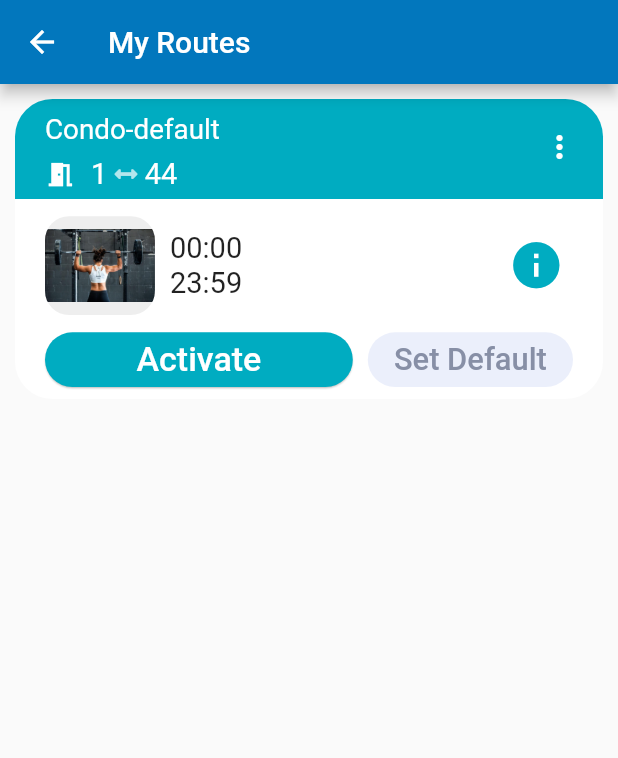
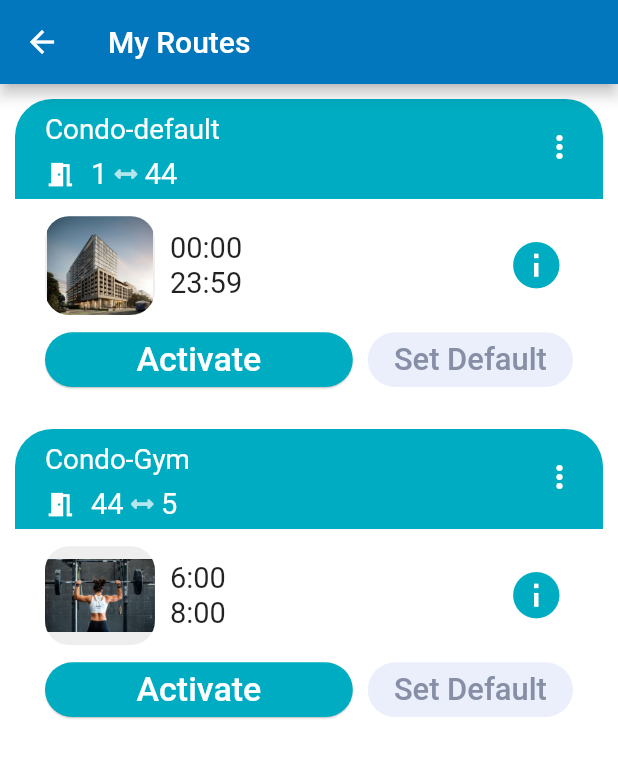
Before and after one commit to meifish/hci, a Flutter app: the MyRoute screen opened by its route, on a phone screen of 412 x 824 dp. Shown: the top 758 px of the screen. Run offline on Flutter 3.47's test engine with Material 2 defaults, Android fonts, the phone set to English and light mode, and no system bars; our stand-ins replace google_fonts.

Commit message:
Add configurable image in MyRoute

```diff
--- a/assets/data/myRoutes.json
+++ b/assets/data/myRoutes.json
@@ -1,6 +1,7 @@
 [
  {
     "name": "Condo-default",
+    "img": "assets/images/condo.jpg",
     "floor-1" : 1,
     "floor-2" : 44,
     "time-from" : "00:00",
@@ -9,6 +10,7 @@
  },
  {
     "name": "Condo-Gym",
+    "img": "assets/images/gym.jpg",
     "floor-1" : 44,
     "floor-2" : 5,
     "time-from" : "6:00",
--- a/lib/Pages/MyRoute.dart
+++ b/lib/Pages/MyRoute.dart
@@ -20,6 +20,7 @@ class _MyRouteState extends State<MyRoute> {
   Widget build(BuildContext context) {
     SizeConfig().init(context);
     return Scaffold(
+        backgroundColor: Colors.white70,
         appBar: AppBar(
           title: Text('My Routes'),
         ),
@@ -28,8 +29,11 @@ class _MyRouteState extends State<MyRoute> {
             builder: (context, snapshot) {
               if (snapshot.hasData) {
                 List<Map<String, dynamic>> routes = snapshot.data;
-
-                return RouteCard(route: routes[0]);
+                return ListView.builder(
+                    itemCount: routes.length,
+                    itemBuilder: (context, index) {
+                      return RouteCard(route: routes[index]);
+                    });
               } else {
                 return Center(child: CircularProgressIndicator());
               }
--- a/lib/Widgets/MyRouteWidgets/RouteCard.dart
+++ b/lib/Widgets/MyRouteWidgets/RouteCard.dart
@@ -6,6 +6,7 @@ import 'package:hci/Widgets/MyRouteWidgets/PopupMenuButton.dart';
 
 class RouteCard extends StatefulWidget {
   String name;
+  String img;
   String floor1;
   String floor2;
   String time_from;
@@ -15,6 +16,7 @@ class RouteCard extends StatefulWidget {
   Map<String, dynamic> route;
   RouteCard({this.route}) {
     name = route["name"];
+    img = route["img"];
     floor1 = route["floor-1"].toString();
     floor2 = route["floor-2"].toString();
     time_from = route["time-from"];
@@ -38,7 +40,6 @@ class _RouteCardState extends State<RouteCard> {
             Expanded(
               child: Container(
                 decoration: BoxDecoration(
-                    // color: Color(0xff2C8BFF),
                     color: Colors.cyan[600],
                     borderRadius: BorderRadius.only(
                         topLeft: Radius.circular(25),
@@ -62,16 +63,7 @@ class _RouteCardState extends State<RouteCard> {
                                     color: Colors.white),
                               ),
                             ),
-
                             PopupMenu(),
-                            // IconButton(
-                            //   onPressed: () {},
-                            //   icon: Icon(
-                            //     Icons.more_vert,
-                            //     color: Colors.white70,
-                            //     size: SizeConfig.safeBlockHorizontal * 7,
-                            //   ),
-                            // )
                           ],
                         ),
                       ),
@@ -143,8 +135,7 @@ class _RouteCardState extends State<RouteCard> {
                                   height: SizeConfig.safeBlockVertical * 8,
                                   decoration: BoxDecoration(
                                       image: DecorationImage(
-                                          image: AssetImage(
-                                              'assets/images/gym.jpg')),
+                                          image: AssetImage(widget.img)),
                                       color: Colors.grey[200],
                                       borderRadius: BorderRadius.circular(16)),
                                 ),
```
Also changed, not shown: assets/images/condo.jpg (added).
